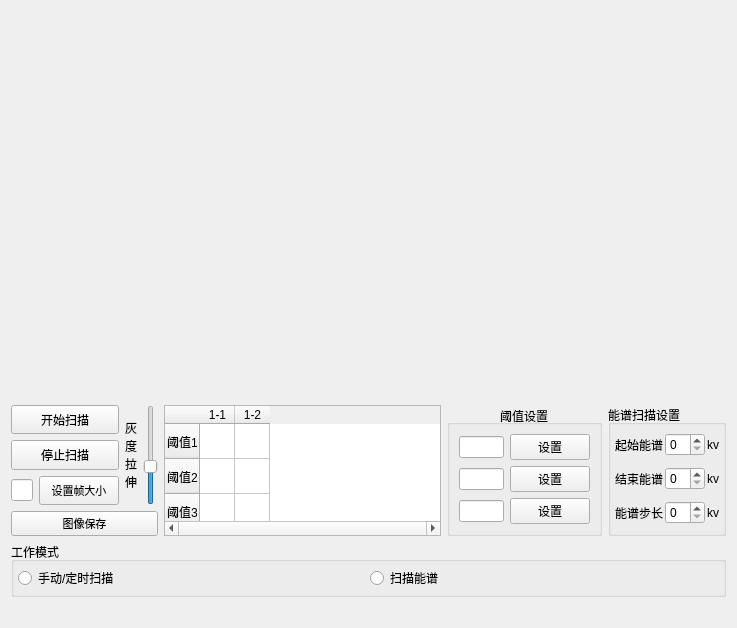
The window that widget.ui (curious-heart/indirct_det_tool) describes before a commit, drawn with Qt 5.
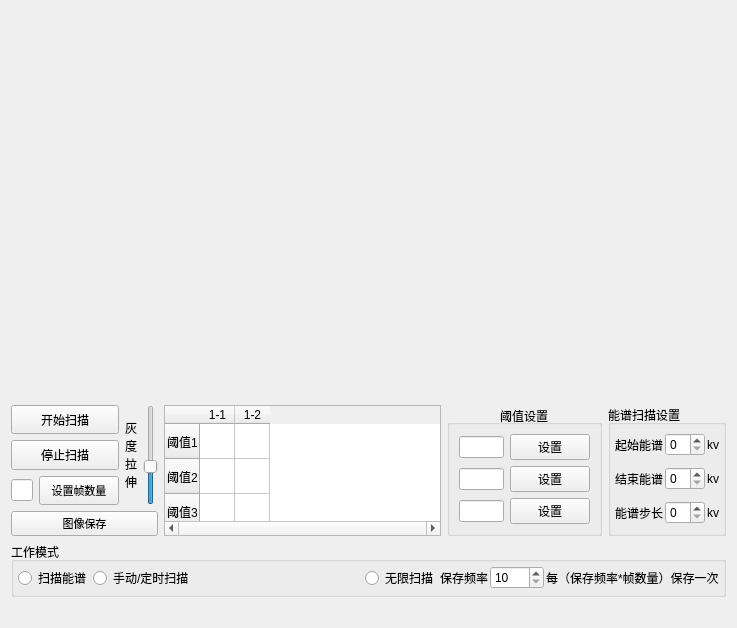
The same window after the commit.

Commit message: Add infinite scan mode. single thread.

What changed in the file:
```diff
--- a/widget.ui
+++ b/widget.ui
@@ -176,7 +176,7 @@
                 </font>
                </property>
                <property name="text">
-                <string>设置帧大小</string>
+                <string>设置帧数量</string>
                </property>
               </widget>
              </item>
@@ -507,13 +507,6 @@
       <property name="bottomMargin">
        <number>4</number>
       </property>
-      <item>
-       <widget class="QRadioButton" name="manTimerScanRBtn">
-        <property name="text">
-         <string>手动/定时扫描</string>
-        </property>
-       </widget>
-      </item>
       <item>
        <widget class="QRadioButton" name="engSptrmScanRBtn">
         <property name="text">
@@ -521,6 +514,57 @@
         </property>
        </widget>
       </item>
+      <item>
+       <widget class="QRadioButton" name="manTimerScanRBtn">
+        <property name="text">
+         <string>手动/定时扫描</string>
+        </property>
+       </widget>
+      </item>
+      <item>
+       <spacer name="horizontalSpacer">
+        <property name="orientation">
+         <enum>Qt::Horizontal</enum>
+        </property>
+        <property name="sizeHint" stdset="0">
+         <size>
+          <width>40</width>
+          <height>20</height>
+         </size>
+        </property>
+       </spacer>
+      </item>
+      <item>
+       <widget class="QRadioButton" name="infiniteScanRBtn">
+        <property name="text">
+         <string>无限扫描</string>
+        </property>
+       </widget>
+      </item>
+      <item>
+       <widget class="QLabel" name="linesToSaveLbl">
+        <property name="text">
+         <string>保存频率</string>
+        </property>
+       </widget>
+      </item>
+      <item>
+       <widget class="QSpinBox" name="linesToSaveSpinBox">
+        <property name="minimum">
+         <number>10</number>
+        </property>
+        <property name="maximum">
+         <number>2000</number>
+        </property>
+       </widget>
+      </item>
+      <item>
+       <widget class="QLabel" name="linesToSaveLbl_2">
+        <property name="text">
+         <string>每（保存频率*帧数量）保存一次</string>
+        </property>
+       </widget>
+      </item>
      </layout>
     </widget>
    </item>
```
The commit also changes 4 other files.
